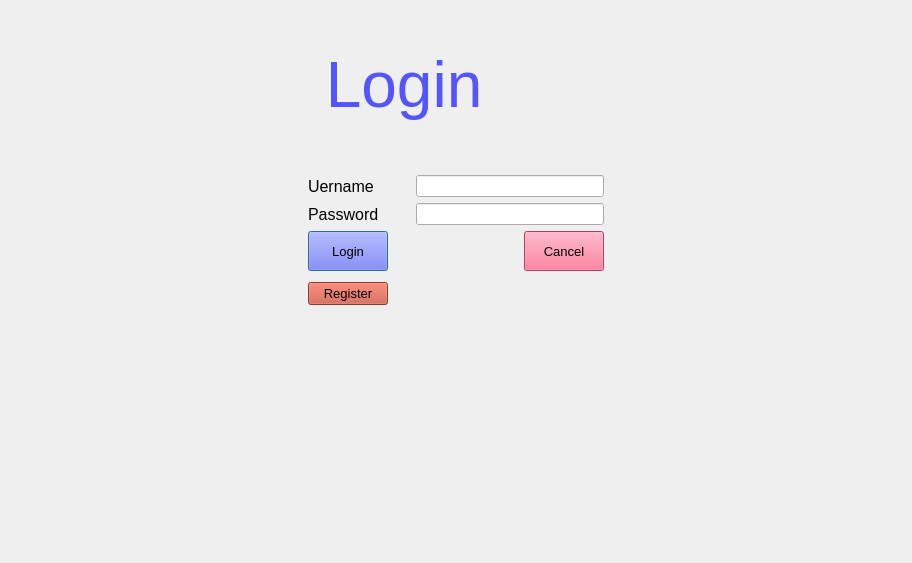
Above: login.ui from pengjianaixue/TEConfiguretool before the change. Below: the same form after it.
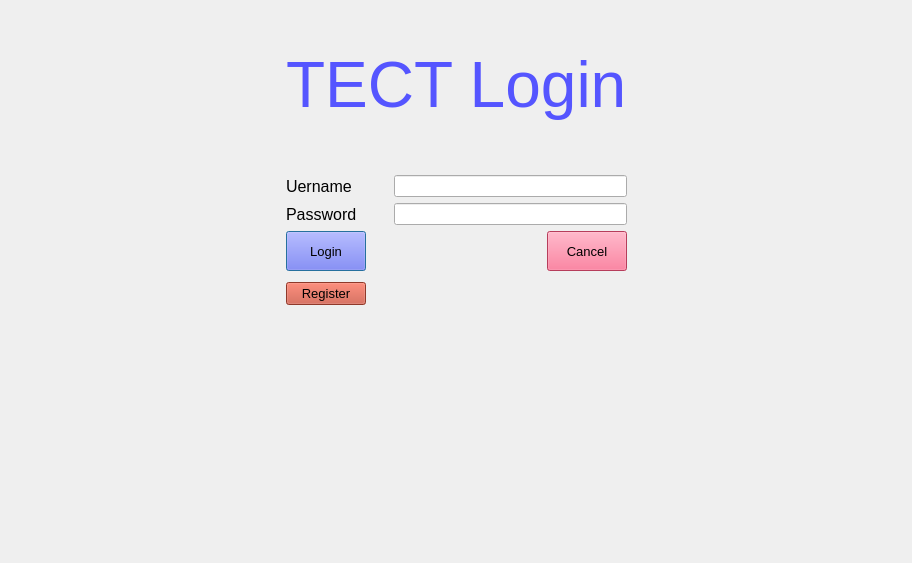
That is the form after the change. Icons and pictures are not drawn.

Diff of the .ui file:
```diff
--- a/login.ui
+++ b/login.ui
@@ -69,7 +69,7 @@
               <string notr="true">color: rgb(85, 85, 255);</string>
              </property>
              <property name="text">
-              <string> Login</string>
+              <string>TECT Login</string>
              </property>
             </widget>
            </item>
```
